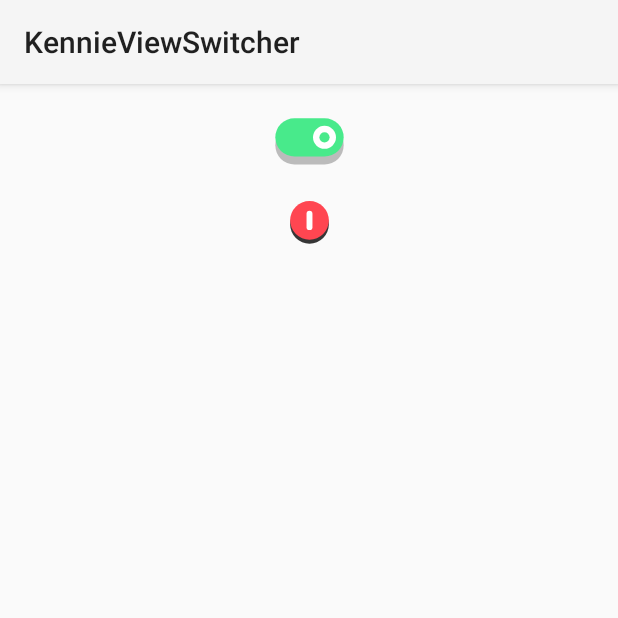
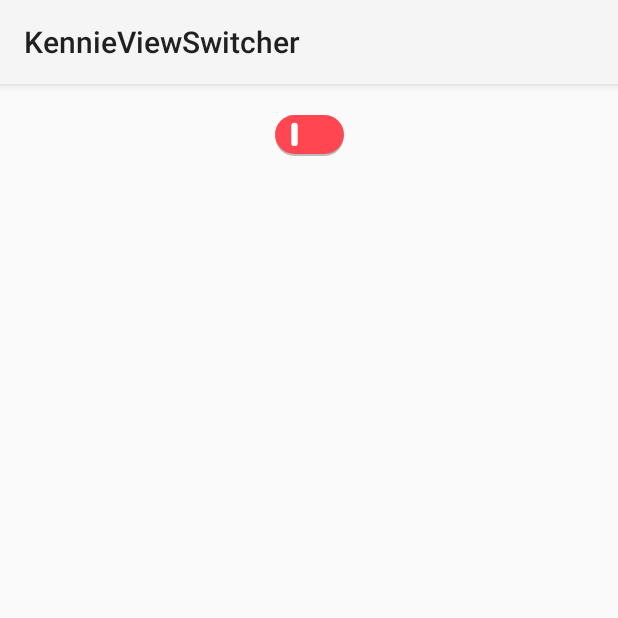
Before and after one commit to LikCodeLab/KennieViewSwitcher, an Android app: the screen it shows after launch (ExampleActivity), after a tap on an icon or button, on a phone screen of 412 x 824 dp, the top half of it. Run offline under Robolectric (Android 15) with nearby library versions, the phone set to English and light mode, and no system bars; 11 statements that could not run were skipped.

Commit message:
更新switcherX为SwitchButton

```diff
--- a/app_example/build.gradle
+++ b/app_example/build.gradle
@@ -14,7 +14,6 @@ android {
 }
 
 dependencies {
-
     implementation 'androidx.core:core-ktx:1.3.2'
     implementation 'androidx.appcompat:appcompat:1.2.0'
     implementation 'com.google.android.material:material:1.3.0'
@@ -23,5 +22,6 @@ dependencies {
     implementation 'androidx.lifecycle:lifecycle-viewmodel-ktx:2.3.1'
     implementation 'androidx.navigation:navigation-fragment-ktx:2.3.5'
     implementation 'androidx.navigation:navigation-ui-ktx:2.3.5'
+//    implementation 'com.github.kennielab:KennieViewSwitcher:1.0.0'
     implementation project(':library_switcher')
 }
--- a/app_example/src/main/java/com/kennie/library/example/ExampleActivity.java
+++ b/app_example/src/main/java/com/kennie/library/example/ExampleActivity.java
@@ -1,15 +1,28 @@
 package com.kennie.library.example;
 
 import android.os.Bundle;
+import android.widget.Toast;
 
 import androidx.annotation.Nullable;
 import androidx.appcompat.app.AppCompatActivity;
 
+import com.kennie.library.switcher.OnCheckedChangeListener;
+import com.kennie.library.switcher.SwitcherButton;
+
 public class ExampleActivity extends AppCompatActivity {
+
+    private SwitcherButton switcher_x;
 
     @Override
     protected void onCreate(@Nullable Bundle savedInstanceState) {
         super.onCreate(savedInstanceState);
         setContentView(R.layout.example_act);
+        switcher_x = findViewById(R.id.switcher_x);
+        switcher_x.setOnCheckedChangeListener(new OnCheckedChangeListener() {
+            @Override
+            public void onChange(boolean checked) {
+                Toast.makeText(ExampleActivity.this, "" + checked, Toast.LENGTH_SHORT).show();
+            }
+        });
     }
 }
--- a/app_example/src/main/res/layout/example_act.xml
+++ b/app_example/src/main/res/layout/example_act.xml
@@ -4,26 +4,16 @@
     android:layout_width="match_parent"
     android:layout_height="match_parent">
 
-    <com.kennie.library.switcher.SwitcherX
+    <com.kennie.library.switcher.SwitcherButton
         android:id="@+id/switcher_x"
         android:layout_width="wrap_content"
         android:layout_height="wrap_content"
         app:layout_constraintEnd_toEndOf="parent"
         android:layout_marginTop="20dp"
+        app:switcher_elevation="2dp"
+        app:switcher_on_color="@color/switcher_on_color"
+        app:switcher_off_color="@color/switcher_off_color"
         app:layout_constraintTop_toTopOf="parent"
         app:layout_constraintStart_toStartOf="parent" />
 
-
-    <com.kennie.library.switcher.SwitcherC
-        android:id="@+id/switcher_c"
-        android:layout_width="wrap_content"
-        android:layout_height="wrap_content"
-        android:layout_marginTop="20dp"
-        app:layout_constraintTop_toBottomOf="@id/switcher_x"
-        app:layout_constraintEnd_toEndOf="@+id/switcher_x"
-        app:layout_constraintStart_toStartOf="@+id/switcher_x"
-        app:switcher_elevation="4dp"
-        app:switcher_shadow_alpha="200"
-        />
-
 </androidx.constraintlayout.widget.ConstraintLayout>
--- a/library_switcher/build.gradle
+++ b/library_switcher/build.gradle
@@ -9,8 +9,8 @@ apply from: "${rootDir}/configs/tools/publish/publish.gradle"
 android {
 
     defaultConfig {
-        versionName '1.0.0'
-        versionCode 100
+        versionName '1.0.1'
+        versionCode 101
     }
 
 }
--- a/library_switcher/src/main/java/com/kennie/library/switcher/BounceInterpolator.java
+++ b/library_switcher/src/main/java/com/kennie/library/switcher/BounceInterpolator.java
@@ -2,7 +2,7 @@ package com.kennie.library.switcher;
 
 import android.view.animation.Interpolator;
 
-public class BounceInterpolator implements Interpolator {
+class BounceInterpolator implements Interpolator {
 
     private final double amplitude;
     private final double frequency;
--- a/library_switcher/src/main/java/com/kennie/library/switcher/SimpleAnimatorListener.java
+++ b/library_switcher/src/main/java/com/kennie/library/switcher/SimpleAnimatorListener.java
@@ -2,7 +2,7 @@ package com.kennie.library.switcher;
 
 import android.animation.Animator;
 
-public class SimpleAnimatorListener implements Animator.AnimatorListener {
+class SimpleAnimatorListener implements Animator.AnimatorListener {
 
     @Override
     public void onAnimationStart(Animator animation) {
--- a/library_switcher/src/main/java/com/kennie/library/switcher/Switcher.java
+++ b/library_switcher/src/main/java/com/kennie/library/switcher/Switcher.java
@@ -36,7 +36,7 @@ import com.kennie.library.switcher.common.Extensions;
 import java.util.HashSet;
 import java.util.Set;
 
-public abstract class Switcher extends View {
+abstract class Switcher extends View {
 
     protected float switcherRadius = 0f;
     protected float iconRadius = 0f;
@@ -125,7 +125,7 @@ public abstract class Switcher extends View {
     @Override
     public void setEnabled(boolean enabled) {
         super.setEnabled(enabled);
-        setCurrentColor(enabled ? (isChecked ? onColor :offColor) : DISABLE_COLOR);
+        setCurrentColor(enabled ? (isChecked ? onColor : offColor) : DISABLE_COLOR);
         postInvalidate();
     }
 
@@ -133,7 +133,7 @@ public abstract class Switcher extends View {
         TypedArray typedArray = context.obtainStyledAttributes(attrs, R.styleable.Switcher,
                 defStyleAttr, R.style.Switcher);
 
-        switchElevation = typedArray.getDimension(R.styleable.Switcher_switcher_elevation, 12f);
+        switchElevation = typedArray.getDimension(R.styleable.Switcher_switcher_elevation, 0f);
         int switchShadowAlpha = typedArray.getInt(R.styleable.Switcher_switcher_shadow_alpha, 64);
         if (switchShadowAlpha < 0) {
             switchShadowAlpha = 0;
@@ -141,17 +141,16 @@ public abstract class Switcher extends View {
         if (switchShadowAlpha > 255) {
             switchShadowAlpha = 255;
         }
-//        int switchShadowColor = typedArray.getColor(R.styleable.BaseSwitcher_switcher_shadow_color, Color.BLACK);
 
         onColor = typedArray.getColor(R.styleable.Switcher_switcher_on_color, 0);
         offColor = typedArray.getColor(R.styleable.Switcher_switcher_off_color, 0);
         iconColor = typedArray.getColor(R.styleable.Switcher_switcher_icon_color, 0);
 
-        isChecked = typedArray.getBoolean(R.styleable.Switcher_android_checked, false);
+        isChecked = typedArray.getBoolean(R.styleable.Switcher_android_checked, true);
 
         setIconProgress(isChecked ? 0f : 1f);
 
-        setCurrentColor(isEnabled() ? (isChecked ? onColor :offColor) : DISABLE_COLOR);
+        setCurrentColor(isEnabled() ? (isChecked ? onColor : offColor) : DISABLE_COLOR);
 
         iconPaint.setColor(iconColor);
 
@@ -191,7 +190,7 @@ public abstract class Switcher extends View {
         });
         animatorSet.add(iconAnimator);
 
-        int toColor =  isEnabled() ? (isChecked ? offColor : onColor) : DISABLE_COLOR;
+        int toColor = isEnabled() ? (isChecked ? offColor : onColor) : DISABLE_COLOR;
 
         iconClipPaint.setColor(toColor);
 
@@ -217,7 +216,7 @@ public abstract class Switcher extends View {
         Set<Animator> set = new HashSet<>();
         generateAnimates(set);
 
-        animatorSet.addListener(new SimpleAnimatorListener(){
+        animatorSet.addListener(new SimpleAnimatorListener() {
             @Override
             public void onAnimationStart(Animator animation) {
                 isChecked = !isChecked;
@@ -229,7 +228,6 @@ public abstract class Switcher extends View {
         animatorSet.playTogether(set);
         animatorSet.start();
     }
-
 
 
     public void setCurrentColor(int currentColor) {
@@ -255,7 +253,7 @@ public abstract class Switcher extends View {
     /**
      * <p>Changes the isChecked state of this switch.</p>
      *
-     * @param checked true to check the switch, false to uncheck it
+     * @param checked       true to check the switch, false to uncheck it
      * @param withAnimation use animation
      */
     public void setChecked(boolean checked, boolean withAnimation) {
@@ -350,13 +348,13 @@ public abstract class Switcher extends View {
 
     public void setOnColor(int onColor) {
         this.onColor = onColor;
-        setCurrentColor(isEnabled() ? (isChecked ? onColor :offColor) : DISABLE_COLOR);
+        setCurrentColor(isEnabled() ? (isChecked ? onColor : offColor) : DISABLE_COLOR);
         postInvalidate();
     }
 
     public void setOffColor(int offColor) {
         this.offColor = offColor;
-        setCurrentColor(isEnabled() ? (isChecked ? onColor :offColor) : DISABLE_COLOR);
+        setCurrentColor(isEnabled() ? (isChecked ? onColor : offColor) : DISABLE_COLOR);
         postInvalidate();
     }
 
--- a/library_switcher/src/main/java/com/kennie/library/switcher/SwitcherX.java
+++ b/library_switcher/src/main/java/com/kennie/library/switcher/SwitcherButton.java
@@ -16,18 +16,18 @@ import com.kennie.library.switcher.common.Extensions;
 
 import java.util.Set;
 
-public class SwitcherX extends Switcher{
+public class SwitcherButton extends Switcher{
     private final RectF switcherRect = new RectF(0f, 0f, 0f, 0f);
 
-    public SwitcherX(Context context) {
+    public SwitcherButton(Context context) {
         super(context);
     }
 
-    public SwitcherX(Context context, @Nullable AttributeSet attrs) {
+    public SwitcherButton(Context context, @Nullable AttributeSet attrs) {
         super(context, attrs);
     }
 
-    public SwitcherX(Context context, @Nullable AttributeSet attrs, int defStyleAttr) {
+    public SwitcherButton(Context context, @Nullable AttributeSet attrs, int defStyleAttr) {
         super(context, attrs, defStyleAttr);
     }
 
@@ -58,8 +58,6 @@ public class SwitcherX extends Switcher{
         );
 
         if (!isChecked) {
-//            iconRect.left = getWidth() - switcherRadius - iconCollapsedWidth / 2 - (iconRadius - iconCollapsedWidth / 2);
-//            iconRect.right = getWidth() - switcherRadius + iconCollapsedWidth / 2 + (iconRadius - iconCollapsedWidth / 2);
             iconRect.left = getWidth() - switcherRadius - iconCollapsedWidth / 2;
             iconRect.right = getWidth() - switcherRadius + iconCollapsedWidth / 2;
 
@@ -69,7 +67,6 @@ public class SwitcherX extends Switcher{
                     getWidth() - iconRect.centerX() + iconClipRadius,
                     iconRect.centerY() + iconClipRadius
             );
-//            iconTranslateX = shadowOffset + switcherRadius * 2;
             iconTranslateX = -(getWidth() - shadowOffset - switcherRadius * 2);
         }
     }
@@ -78,11 +75,6 @@ public class SwitcherX extends Switcher{
     public void setIconProgress(float iconProgress) {
         if (this.iconProgress != iconProgress) {
             this.iconProgress = iconProgress;
-
-//            float iconOffset = Utils.lerp(0f, iconRadius - iconCollapsedWidth / 2, iconProgress);
-//            iconRect.left = getWidth() - switcherRadius - iconCollapsedWidth / 2 - iconOffset;
-//            iconRect.right = getWidth() - switcherRadius + iconCollapsedWidth / 2 + iconOffset;
-
             float iconOffset = Extensions.lerp(0f, iconRadius - iconCollapsedWidth / 2, 1 - iconProgress);
             iconRect.left = getWidth() - switcherRadius - iconCollapsedWidth / 2 - iconOffset;
             iconRect.right = getWidth() - switcherRadius + iconCollapsedWidth / 2 + iconOffset;
@@ -94,7 +86,6 @@ public class SwitcherX extends Switcher{
                     iconRect.centerX() + clipOffset,
                     iconRect.centerY() + clipOffset
             );
-//            if (!Utils.isLollipopAndAbove()) generateShadow();
             postInvalidateOnAnimation();
         }
     }
@@ -142,7 +133,6 @@ public class SwitcherX extends Switcher{
         switcherRect.top = onClickOffset + shadowOffset / 2;
         switcherRect.right = (float) getWidth() - onClickOffset - shadowOffset;
         switcherRect.bottom = (float) getHeight() - onClickOffset - shadowOffset - shadowOffset / 2;
-//        if (!Utils.isLollipopAndAbove()) generateShadow();
         invalidate();
     }
 }
--- a/library_switcher/src/main/java/com/kennie/library/switcher/SwitcherC.java
+++ /dev/null
@@ -1,99 +0,0 @@
-package com.kennie.library.switcher;
-
-import android.content.Context;
-import android.graphics.Canvas;
-import android.graphics.Paint;
-import android.util.AttributeSet;
-
-import androidx.annotation.NonNull;
-import androidx.annotation.Nullable;
-
-import com.kennie.library.switcher.common.Extensions;
-
-public class SwitcherC extends Switcher {
-
-    public SwitcherC(Context context) {
-        super(context);
-    }
-
-    public SwitcherC(Context context, @Nullable AttributeSet attrs) {
-        super(context, attrs);
-    }
-
-    public SwitcherC(Context context, @Nullable AttributeSet attrs, int defStyleAttr) {
-        super(context, attrs, defStyleAttr);
-    }
-
-    @Override
-    protected void initAttributes(Context context, AttributeSet attrs, int defStyleAttr) {
-        super.initAttributes(context, attrs, defStyleAttr);
-        defWidth = defHeight = Math.min(defWidth, defHeight);
-    }
-
-    @Override
-    public void setIconProgress(float iconProgress) {
-        if (this.iconProgress != iconProgress) {
-            this.iconProgress = iconProgress;
-
-            float iconOffset = Extensions.lerp(0f, iconRadius - iconCollapsedWidth / 2, 1f - iconProgress);
-            iconRect.left = (switcherRadius - iconCollapsedWidth / 2 - iconOffset) + shadowOffset;
-            iconRect.right = (switcherRadius + iconCollapsedWidth / 2 + iconOffset) + shadowOffset;
-
-            float clipOffset = Extensions.lerp(0f, iconClipRadius, 1f - iconProgress);
-            iconClipRect.set(
-                    iconRect.centerX() - clipOffset,
-                    iconRect.centerY() - clipOffset,
-                    iconRect.centerX() + clipOffset,
-                    iconRect.centerY() + clipOffset
-            );
-//            if (!Utils.isLollipopAndAbove()) generateShadow();
-            postInvalidateOnAnimation();
-        }
-    }
-
-    @Override
-    protected void onSizeChanged(int w, int h) {
-        switcherRadius = (Math.min(w, h) / 2f) - shadowOffset;
-
-        iconRadius = switcherRadius * 0.5f;
-        iconClipRadius = iconRadius / 2.25f;
-        iconCollapsedWidth = (iconRadius - iconClipRadius) * 1.1f;
-
-        iconHeight = iconRadius * 2f;
-
-        iconRect.set(
-                (switcherRadius - iconCollapsedWidth / 2f) + shadowOffset,
-                ((switcherRadius * 2f - iconHeight) / 2f) + shadowOffset / 2,
-                (switcherRadius + iconCollapsedWidth / 2f) + shadowOffset,
-                (switcherRadius * 2f - (switcherRadius * 2f - iconHeight) / 2f) + shadowOffset / 2
-        );
-
-//        if (!isChecked) {
-////            iconRect.left = (switcherRadius - iconCollapsedWidth / 2f - (iconRadius - iconCollapsedWidth / 2f)) + shadowOffset;
-////            iconRect.right = (switcherRadius + iconCollapsedWidth / 2f + (iconRadius - iconCollapsedWidth / 2f)) + shadowOffset;
-//            iconRect.left = getWidth() - switcherRadius - iconCollapsedWidth / 2;
-//            iconRect.right = getWidth() - switcherRadius + iconCollapsedWidth / 2;
-//
-//            iconClipRect.set(
-//                    iconRect.centerX() - iconClipRadius,
-//                    iconRect.centerY() - iconClipRadius,
-//                    iconRect.centerX() + iconClipRadius,
-//                    iconRect.centerY() + iconClipRadius
-//            );
-//        }
-    }
-
-
-    @Override
-    protected SwitchOutline getSwitchOutline(int w, int h) {
-        switcherRadius = (Math.min(w, h) / 2f) - shadowOffset;
-        int d = (int) (switcherRadius * 2);
-        return super.getSwitchOutline(d, d);
-    }
-
-    @Override
-    protected void drawRect(Canvas canvas, @NonNull Paint paint) {
-        canvas.drawCircle(switcherRadius + shadowOffset, switcherRadius + shadowOffset / 2,
-                switcherRadius, paint);
-    }
-}
--- a/library_switcher/src/main/java/com/kennie/library/switcher/common/Constant.java
+++ b/library_switcher/src/main/java/com/kennie/library/switcher/common/Constant.java
@@ -1,7 +1,6 @@
 package com.kennie.library.switcher.common;
 
 public class Constant {
-
 
     public static final long SWITCHER_ANIMATION_DURATION = 800L;
     public static final long COLOR_ANIMATION_DURATION = 300L;
--- a/library_switcher/src/main/res/values/attrs.xml
+++ b/library_switcher/src/main/res/values/attrs.xml
@@ -3,7 +3,6 @@
     <declare-styleable name="Switcher">
         <attr name="switcher_elevation" format="dimension"/>
         <attr name="switcher_shadow_alpha" format="integer"/>
-        <!--        <attr name="switcher_shadow_color" format="color"/>-->
         <attr name="switcher_width" format="dimension"/>
         <attr name="switcher_height" format="dimension"/>
         <attr name="android:checked" format="boolean" />
```
Also changed, not shown: 1 other file.
